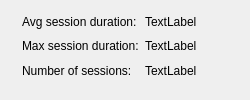
Old version of the form stats.ui in the repository aptu/timeme.
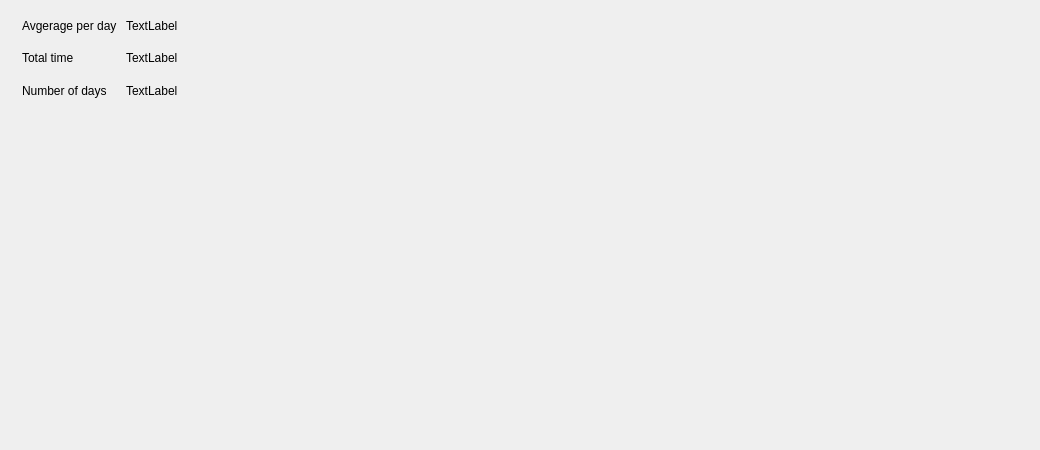
New version of the form.

What changed in the file:
```diff
--- a/stats.ui
+++ b/stats.ui
@@ -6,20 +6,20 @@
    <rect>
     <x>0</x>
     <y>0</y>
-    <width>250</width>
-    <height>100</height>
+    <width>1040</width>
+    <height>450</height>
    </rect>
   </property>
   <property name="windowTitle">
    <string>Dialog</string>
   </property>
-  <widget class="QWidget" name="">
+  <widget class="QWidget" name="layoutWidget">
    <property name="geometry">
     <rect>
      <x>22</x>
      <y>12</y>
      <width>201</width>
-     <height>68</height>
+     <height>92</height>
     </rect>
    </property>
    <layout class="QGridLayout" name="gridLayout">
@@ -29,7 +29,7 @@
     <item row="0" column="0">
      <widget class="QLabel" name="label">
       <property name="text">
-       <string>Avg session duration:</string>
+       <string>Avgerage per day</string>
       </property>
      </widget>
     </item>
@@ -43,7 +43,7 @@
     <item row="1" column="0">
      <widget class="QLabel" name="label_3">
       <property name="text">
-       <string>Max session duration:</string>
+       <string>Total time </string>
       </property>
      </widget>
     </item>
@@ -57,7 +57,7 @@
     <item row="2" column="0">
      <widget class="QLabel" name="label_5">
       <property name="text">
-       <string>Number of sessions:</string>
+       <string>Number of days</string>
       </property>
      </widget>
     </item>
```
